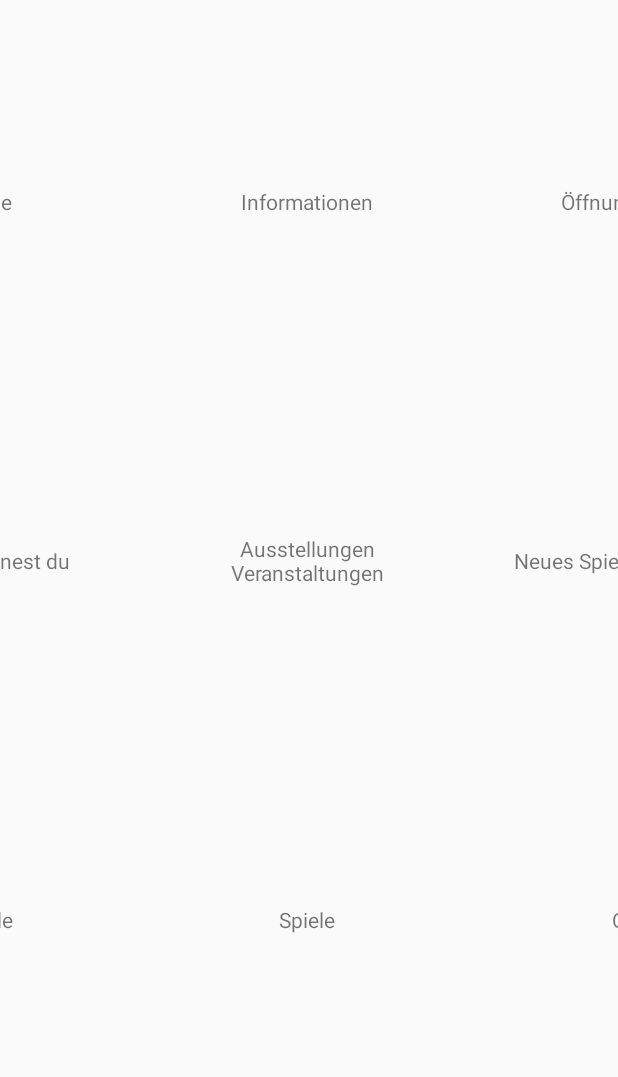
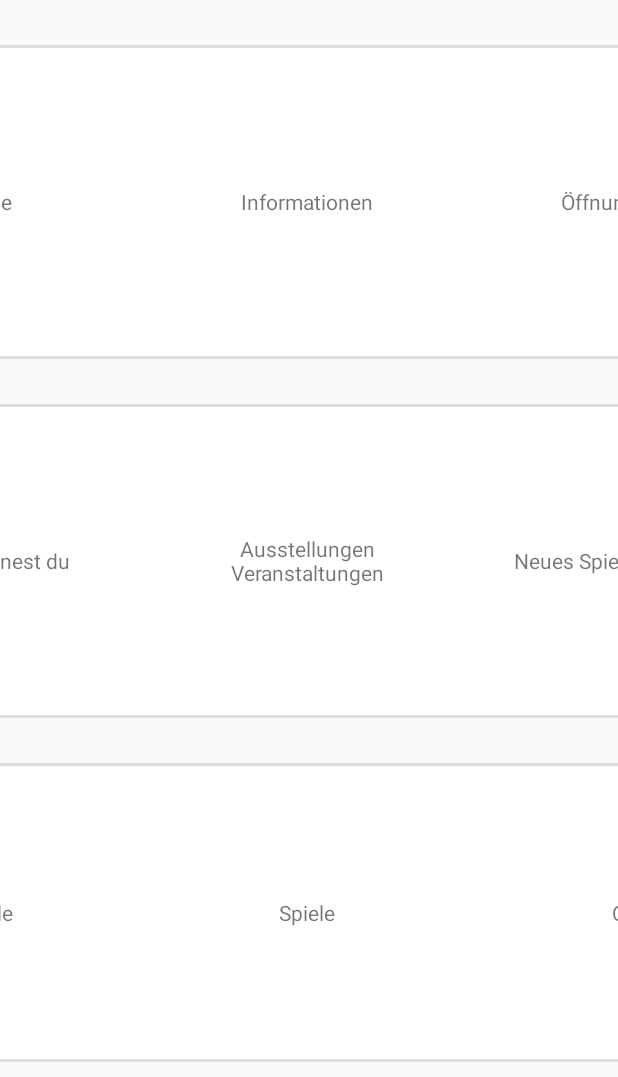
Before and after one commit to Aentfs/CarouselViewPager, an Android app: the screen it shows after launch (MainActivity), on a phone screen of 412 x 824 dp, the part 159-1236 px from its top. Run offline under Robolectric (Android 15) with nearby library versions, the light colour scheme and no system bars.

Commit message:
Border on top and bottom of the rolls

```diff
--- /dev/null
+++ b/app/src/main/res/drawable/border.xml
@@ -0,0 +1,24 @@
+<?xml version="1.0" encoding="utf-8"?>
+<layer-list xmlns:android="http://schemas.android.com/apk/res/android">
+    <item>
+        <shape android:shape="rectangle">
+            <stroke
+                android:width="2dp"
+                android:color="#FFDDDDDD" />
+            <solid android:color="#FFFFFFFF" />
+        </shape>
+    </item>
+
+    <item
+        android:top="2dp" android:bottom="2dp">
+        <shape android:shape="rectangle">
+            <stroke
+                android:width="2dp"
+                android:color="#FFFFFFFF" />
+            <solid android:color="#00000000" />
+        </shape>
+    </item>
+
+
+
+</layer-list>
--- a/app/src/main/res/layout/activity_main.xml
+++ b/app/src/main/res/layout/activity_main.xml
@@ -22,7 +22,8 @@
         android:layout_marginTop="30dp"
         android:layout_weight="1"
         android:paddingLeft="@dimen/slider_left_margin"
-        android:paddingRight="12dp" />
+        android:paddingRight="12dp"
+        android:background="@drawable/border"/>
 
     <android.support.v4.view.ViewPager
         android:id="@+id/vp_slider2"
@@ -31,14 +32,17 @@
         android:layout_marginTop="30dp"
         android:paddingLeft="@dimen/slider_left_margin"
         android:paddingRight="12dp"
-        android:layout_weight="1" />
+        android:layout_weight="1"
+        android:background="@drawable/border" />
 
     <android.support.v4.view.ViewPager
         android:id="@+id/vp_slider3"
         android:layout_width="match_parent"
         android:layout_height="match_parent"
         android:layout_marginTop="30dp"
+        android:layout_marginBottom="10dp"
         android:paddingLeft="@dimen/slider_left_margin"
         android:paddingRight="12dp"
-        android:layout_weight="1" />
+        android:layout_weight="1"
+        android:background="@drawable/border" />
 </LinearLayout>
```
